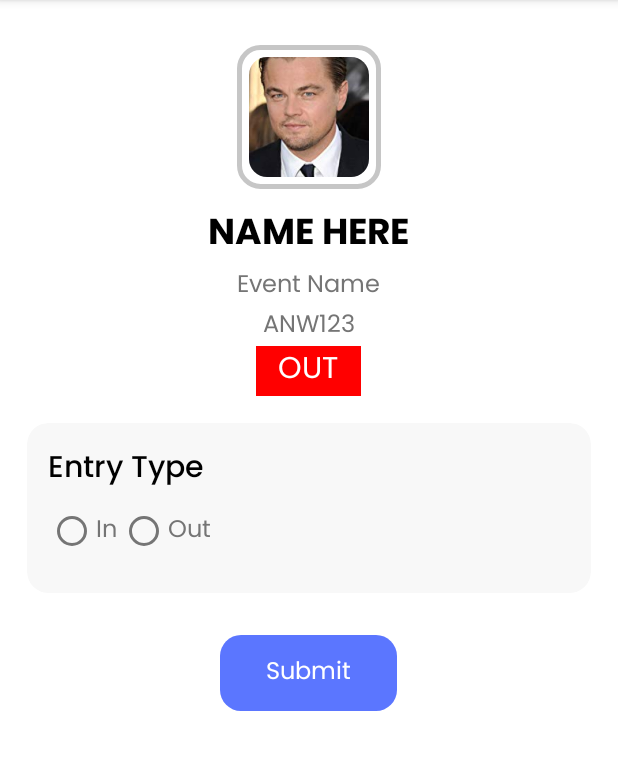
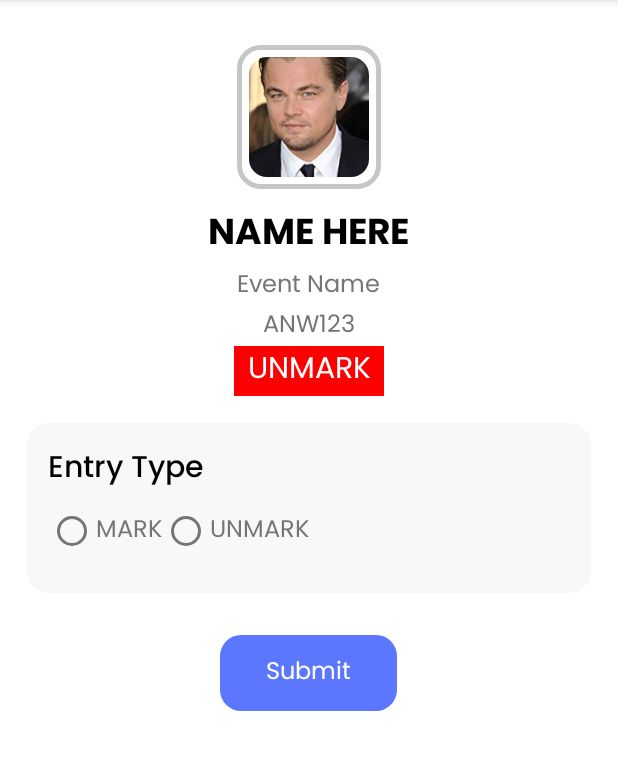
Before and after one commit to Anwesha-2k23/Anwesha-Scan-App, an Android app: the fragment ScannedDataFragment placed in its activity, on a phone screen of 412 x 824 dp, the part 84-854 px from its top. Run offline under Robolectric (Android 15) with nearby library versions, the phone set to English and light mode, and no system bars; libraries missing offline, so code that uses them is left out: com.google.zxing.client, com.journeyapps.barcodescanner; pictures from the network do not load; 2 statements that could not run were skipped.

Commit message:
final changes

```diff
--- a/app/src/main/java/com/anwesha/anweshascan/MainActivity.kt
+++ b/app/src/main/java/com/anwesha/anweshascan/MainActivity.kt
@@ -69,7 +69,7 @@ class MainActivity : AppCompatActivity() {
                     bundle.putString("eventId", eventId)
                     bundle.putString("anweshaId", repbody!!.anwesha_id)
                     bundle.putString("userName", repbody.username)
-                    bundle.putString("entry_status", if(repbody.has_entered == true) "IN" else "OUT")
+                    bundle.putString("entry_status", if(repbody.has_entered == true) "MARK" else "UNMARK")
 
                     val fragmentManager = supportFragmentManager.beginTransaction()
                     fragmentManager.addToBackStack(null)
--- a/app/src/main/java/com/anwesha/anweshascan/ScanApi.kt
+++ b/app/src/main/java/com/anwesha/anweshascan/ScanApi.kt
@@ -16,7 +16,7 @@ const val BASE_URL = "https://backend.anwesha.live"
 interface ScanApi {
 
 
-    @GET("/event/allevents")
+    @POST("/event/allevents")
     fun getAllEvents() : Call<MutableList<EventsList>>
 
     @POST("/event/checkeventregistration/")
--- a/app/src/main/java/com/anwesha/anweshascan/ScanApiResponse.kt
+++ b/app/src/main/java/com/anwesha/anweshascan/ScanApiResponse.kt
@@ -28,7 +28,7 @@ data class ScanApiResponse(
 data class EventsList(
     val id: String? = null,
     val name: String? = null,
-    val organizer: List<List<String>>? = null,
+    val organizer: String? = null,
     val venue: String? = null,
     val description: String? = null,
     val start_time: String? = null,
@@ -44,6 +44,8 @@ data class EventsList(
     val is_active: Boolean? = null,
     val is_online: Boolean? = null,
     val registration_link: String? = null,
-    val is_solo : Boolean? = null
+    val order: Int,
+    val payment_link: String?,
+    val payment_key: String?
 
 ): Serializable
--- a/app/src/main/java/com/anwesha/anweshascan/ScannedDataFragment.kt
+++ b/app/src/main/java/com/anwesha/anweshascan/ScannedDataFragment.kt
@@ -130,7 +130,7 @@ class ScannedDataFragment : Fragment() {
             eventId = it.getString("eventId")!!
         }
 
-        if(binding.currEntryStatus.text == "OUT") {
+        if(binding.currEntryStatus.text == "UNMARK") {
             binding.currEntryStatus.setBackgroundColor(Color.RED)
 
         }
--- a/app/src/main/res/layout/fragment_scanned_data.xml
+++ b/app/src/main/res/layout/fragment_scanned_data.xml
@@ -63,10 +63,10 @@
 
     <TextView
         android:id="@+id/curr_entry_status"
-        android:layout_width="70dp"
+        android:layout_width="100dp"
         android:layout_height="wrap_content"
         android:fontFamily="@font/poppins_regular"
-        android:text="OUT"
+        android:text="UNMARK"
         android:gravity="center"
         android:textColor="@color/white"
         android:textSize="20sp" />
@@ -115,7 +115,7 @@
                         android:layout_width="wrap_content"
                         android:layout_height="wrap_content"
                         android:fontFamily="@font/poppins_regular"
-                        android:text="In"
+                        android:text="MARK"
                         android:textColor="@color/sec_grey"
                         android:textSize="16sp" />
 
@@ -124,7 +124,7 @@
                         android:layout_width="wrap_content"
                         android:layout_height="wrap_content"
                         android:fontFamily="@font/poppins_regular"
-                        android:text="Out"
+                        android:text="UNMARK"
                         android:textColor="@color/sec_grey"
                         android:textSize="16sp" />
                 </RadioGroup>
```
